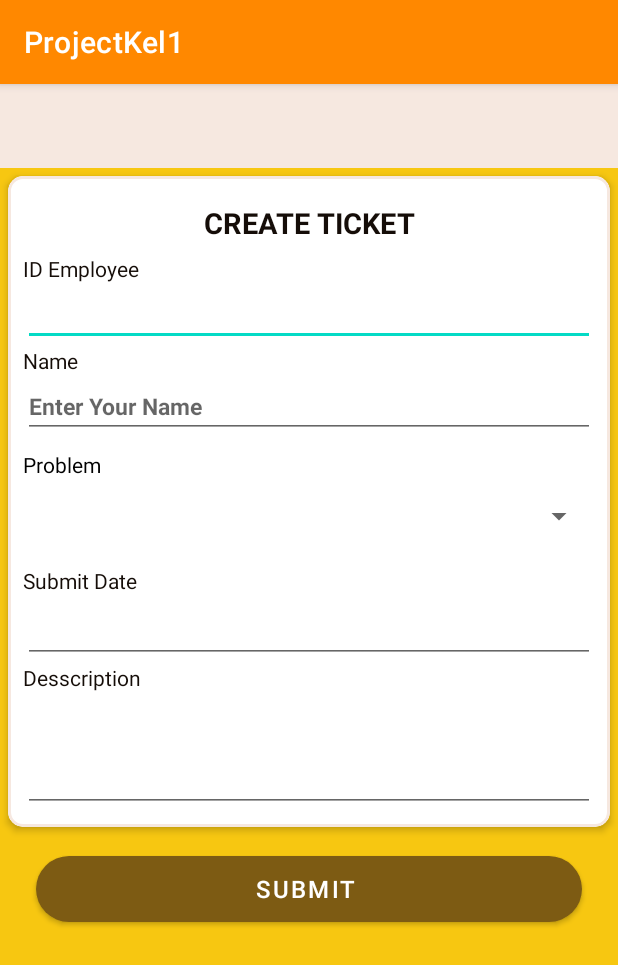
After one commit to abepraya/teamOneProject, an Android app: the CreateTicketActivity screen opened directly, with no data from a screen before it, on a phone screen of 412 x 824 dp. The commit adds this screen. Shown: the top 965 px of the screen. Run offline under Robolectric (Android 15) with nearby library versions, the phone set to English and light mode, and no system bars.

Commit message:
update create ticket by donna

```diff
--- a/app/src/main/AndroidManifest.xml
+++ b/app/src/main/AndroidManifest.xml
@@ -9,6 +9,12 @@
         android:roundIcon="@mipmap/ic_launcher_round"
         android:supportsRtl="true"
         android:theme="@style/Theme.ProjectKel1">
+        <activity
+            android:name=".Employee.MyTicketActivity"
+            android:exported="false" />
+        <activity
+            android:name=".Employee.CreateTicketActivity"
+            android:exported="false" />
         <activity
             android:name=".Dashboard.DashboardDeveloperActivity"
             android:exported="false" />
--- /dev/null
+++ b/app/src/main/java/id/bagusip/projectkel1/Employee/CreateTicketActivity.java
@@ -0,0 +1,16 @@
+package id.bagusip.projectkel1.Employee;
+
+import androidx.appcompat.app.AppCompatActivity;
+
+import android.os.Bundle;
+
+import id.bagusip.projectkel1.R;
+
+public class CreateTicketActivity extends AppCompatActivity {
+
+    @Override
+    protected void onCreate(Bundle savedInstanceState) {
+        super.onCreate(savedInstanceState);
+        setContentView(R.layout.activity_create_ticket);
+    }
+}
--- /dev/null
+++ b/app/src/main/java/id/bagusip/projectkel1/Employee/MyTicketActivity.java
@@ -0,0 +1,16 @@
+package id.bagusip.projectkel1.Employee;
+
+import androidx.appcompat.app.AppCompatActivity;
+
+import android.os.Bundle;
+
+import id.bagusip.projectkel1.R;
+
+public class MyTicketActivity extends AppCompatActivity {
+
+    @Override
+    protected void onCreate(Bundle savedInstanceState) {
+        super.onCreate(savedInstanceState);
+        setContentView(R.layout.activity_my_ticket);
+    }
+}
--- /dev/null
+++ b/app/src/main/res/layout/activity_create_ticket.xml
@@ -0,0 +1,164 @@
+<?xml version="1.0" encoding="utf-8"?>
+<RelativeLayout xmlns:android="http://schemas.android.com/apk/res/android"
+    xmlns:app="http://schemas.android.com/apk/res-auto"
+    xmlns:tools="http://schemas.android.com/tools"
+    android:layout_width="match_parent"
+    android:layout_height="match_parent"
+    android:background="@color/maybank_yellow"
+    android:orientation="vertical"
+    tools:context=".Employee.CreateTicketActivity">
+
+    <androidx.appcompat.widget.Toolbar
+        android:id="@+id/tbTkt"
+        android:layout_width="match_parent"
+        android:layout_height="?attr/actionBarSize"
+        android:background="@color/maybank_brokenwhite"
+        android:theme="@style/ThemeOverlay.AppCompat.Dark.ActionBar"/>
+
+    <ScrollView
+        android:layout_width="match_parent"
+        android:layout_height="match_parent"
+        android:layout_below="@+id/tbTkt">
+
+        <LinearLayout
+            android:layout_width="match_parent"
+            android:layout_height="wrap_content"
+            android:orientation="vertical">
+
+            <com.google.android.material.card.MaterialCardView
+                android:layout_width="match_parent"
+                android:layout_height="wrap_content"
+                android:layout_margin="5dp"
+                app:cardCornerRadius="10dp"
+                app:cardElevation="3dp"
+                app:strokeColor="@color/maybank_brokenwhite"
+                app:strokeWidth="2dp">
+
+                <LinearLayout
+                    android:layout_width="match_parent"
+                    android:layout_height="wrap_content"
+                    android:orientation="vertical"
+                    android:padding="10dp">
+
+                    <TextView
+                        android:layout_width="match_parent"
+                        android:layout_height="match_parent"
+                        android:layout_marginTop="8dp"
+                        android:layout_marginBottom="8dp"
+                        android:gravity="center"
+                        android:text="Create Ticket"
+                        android:textAllCaps="true"
+                        android:textColor="@color/maybank_black"
+                        android:textSize="19sp"
+                        android:textStyle="bold" />
+
+
+                    <TextView
+                        android:layout_width="wrap_content"
+                        android:layout_height="wrap_content"
+                        android:gravity="center_vertical"
+                        android:text="ID Employee"
+                        android:textAppearance="@style/Base.TextAppearance.AppCompat.Small"
+                        android:textColor="@color/maybank_black" />
+
+                    <EditText
+                        android:id="@+id/edit_id_emp"
+                        android:layout_width="match_parent"
+                        android:layout_height="wrap_content"
+                        android:ems="10"
+                        android:inputType="textPersonName"
+                        android:textColor="@color/maybank_black"
+                        android:textSize="15sp"
+                        android:textStyle="bold" />
+
+                    <TextView
+                        android:layout_width="wrap_content"
+                        android:layout_height="wrap_content"
+                        android:gravity="center_vertical"
+                        android:text="Name"
+                        android:textAppearance="@style/Base.TextAppearance.AppCompat.Small"
+                        android:textColor="@color/maybank_black" />
+
+                    <EditText
+                        android:id="@+id/edit_name_emp"
+                        android:layout_width="match_parent"
+                        android:layout_height="wrap_content"
+                        android:ems="10"
+                        android:hint="Enter Your Name"
+                        android:inputType="textPersonName"
+                        android:textColor="@color/maybank_black"
+                        android:textSize="15sp"
+                        android:textStyle="bold" />
+
+                    <TextView
+                        android:layout_width="wrap_content"
+                        android:layout_height="wrap_content"
+                        android:layout_marginTop="8dp"
+                        android:gravity="center_vertical"
+                        android:text="Problem"
+                        android:textAppearance="@style/Base.TextAppearance.AppCompat.Small"
+                        android:textColor="@color/black" />
+
+                    <Spinner
+                        android:id="@+id/problem"
+                        android:layout_width="match_parent"
+                        android:layout_height="50dp"
+                        android:layout_weight="1" />
+
+                    <TextView
+                        android:layout_width="wrap_content"
+                        android:layout_height="wrap_content"
+                        android:layout_marginTop="8dp"
+                        android:gravity="center_vertical"
+                        android:text="Submit Date"
+                        android:textAppearance="@style/Base.TextAppearance.AppCompat.Small"
+                        android:textColor="@color/maybank_black" />
+
+                    <EditText
+                        android:id="@+id/edit_start_date"
+                        android:layout_width="match_parent"
+                        android:layout_height="wrap_content"
+                        android:ems="10"
+                        android:inputType="date" />
+
+                    <TextView
+                        android:layout_width="wrap_content"
+                        android:layout_height="wrap_content"
+                        android:gravity="center_vertical"
+                        android:text="Desscription"
+                        android:textAppearance="@style/Base.TextAppearance.AppCompat.Small"
+                        android:textColor="@color/maybank_black" />
+
+                    <EditText
+                        android:id="@+id/edit_desc"
+                        android:layout_width="match_parent"
+                        android:layout_height="80dp"
+                        android:ems="10"
+                        android:inputType="textPersonName"
+                        android:textColor="@color/maybank_black"
+                        android:textSize="15sp"
+                        android:textStyle="bold" />
+
+                </LinearLayout>
+
+            </com.google.android.material.card.MaterialCardView>
+
+            <com.google.android.material.button.MaterialButton
+                android:id="@+id/submit"
+                android:layout_width="match_parent"
+                android:layout_height="56dp"
+                android:layout_marginLeft="24dp"
+                android:layout_marginTop="8dp"
+                android:layout_marginRight="24dp"
+                android:text="Submit "
+                android:textColor="@android:color/white"
+                android:textSize="16sp"
+                android:theme="@style/Theme.MaterialComponents.Light"
+                app:backgroundTint="@color/maybank_brown"
+                app:cornerRadius="50dp" />
+
+        </LinearLayout>
+
+    </ScrollView>
+
+</RelativeLayout>
--- a/app/src/main/res/layout/activity_dashboard_developer.xml
+++ b/app/src/main/res/layout/activity_dashboard_developer.xml
@@ -47,7 +47,7 @@
         android:layout_margin="10dp"
         android:clickable="true"
         app:cardBackgroundColor="@color/maybank_brokenwhite"
-        app:cardCornerRadius="3dp"
+        app:cardCornerRadius="15dp"
         app:cardElevation="3dp">
 
         <LinearLayout
@@ -108,7 +108,7 @@
             android:layout_weight="1"
             android:clickable="true"
             android:foreground="?android:attr/selectableItemBackground"
-            app:cardCornerRadius="3dp"
+            app:cardCornerRadius="15dp"
             app:cardElevation="3dp">
 
             <RelativeLayout
@@ -143,7 +143,7 @@
             android:layout_weight="1"
             android:clickable="true"
             android:foreground="?android:attr/selectableItemBackground"
-            app:cardCornerRadius="3dp"
+            app:cardCornerRadius="15dp"
             app:cardElevation="3dp">
 
             <RelativeLayout
@@ -189,7 +189,7 @@
             android:layout_weight="1"
             android:clickable="true"
             android:foreground="?android:attr/selectableItemBackground"
-            app:cardCornerRadius="3dp"
+            app:cardCornerRadius="15dp"
             app:cardElevation="3dp">
 
             <RelativeLayout
@@ -224,7 +224,7 @@
             android:layout_weight="1"
             android:clickable="true"
             android:foreground="?android:attr/selectableItemBackground"
-            app:cardCornerRadius="3dp"
+            app:cardCornerRadius="15dp"
             app:cardElevation="3dp">
 
             <RelativeLayout
--- a/app/src/main/res/layout/activity_dashboard_employee.xml
+++ b/app/src/main/res/layout/activity_dashboard_employee.xml
@@ -47,7 +47,7 @@
         android:layout_margin="10dp"
         android:clickable="true"
         app:cardBackgroundColor="@color/maybank_brokenwhite"
-        app:cardCornerRadius="3dp"
+        app:cardCornerRadius="15dp"
         app:cardElevation="3dp">
 
         <LinearLayout
@@ -108,7 +108,7 @@
             android:layout_weight="1"
             android:clickable="true"
             android:foreground="?android:attr/selectableItemBackground"
-            app:cardCornerRadius="3dp"
+            app:cardCornerRadius="15dp"
             app:cardElevation="3dp">
 
             <RelativeLayout
@@ -143,7 +143,7 @@
             android:layout_weight="1"
             android:clickable="true"
             android:foreground="?android:attr/selectableItemBackground"
-            app:cardCornerRadius="3dp"
+            app:cardCornerRadius="15dp"
             app:cardElevation="3dp">
 
             <RelativeLayout
--- /dev/null
+++ b/app/src/main/res/layout/activity_my_ticket.xml
@@ -0,0 +1,9 @@
+<?xml version="1.0" encoding="utf-8"?>
+<androidx.constraintlayout.widget.ConstraintLayout xmlns:android="http://schemas.android.com/apk/res/android"
+    xmlns:app="http://schemas.android.com/apk/res-auto"
+    xmlns:tools="http://schemas.android.com/tools"
+    android:layout_width="match_parent"
+    android:layout_height="match_parent"
+    tools:context=".Employee.MyTicketActivity">
+
+</androidx.constraintlayout.widget.ConstraintLayout>
```
